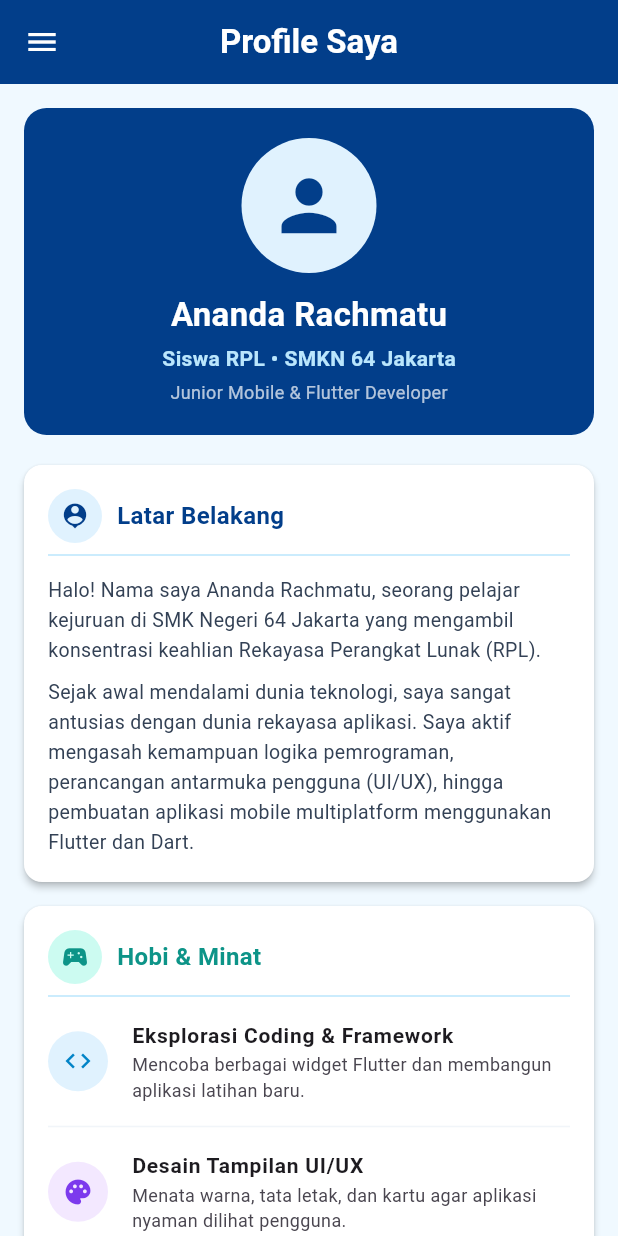
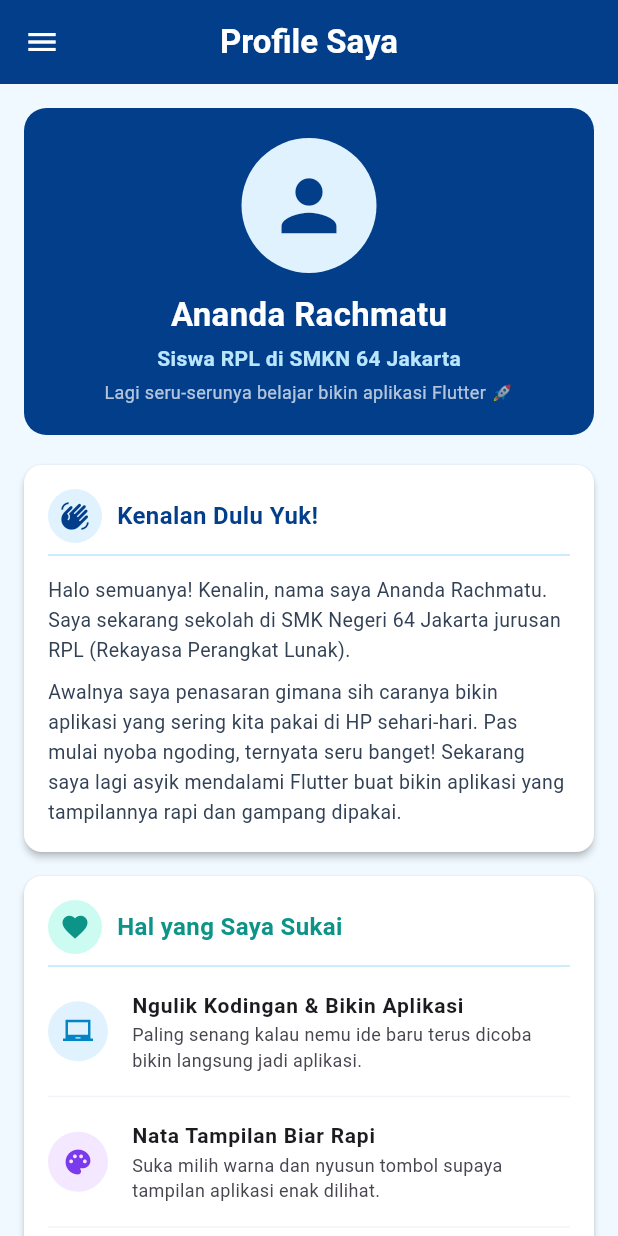
Before and after one commit to ananda101608/project-flutter, a Flutter app: the ProfilePage screen opened by its route, on a phone screen of 412 x 824 dp. Run offline on Flutter 3.47's test engine with Material 3 defaults, Android fonts, the light colour scheme and no system bars; our stand-ins replace font_awesome_flutter.

Commit message:
Update profile text to be casual, friendly, and non-technical

```diff
--- a/portonanda/lib/pages/profile.dart
+++ b/portonanda/lib/pages/profile.dart
@@ -157,7 +157,7 @@ class ProfilePage extends StatelessWidget {
                   ),
                   SizedBox(height: 4),
                   Text(
-                    "Siswa RPL • SMKN 64 Jakarta",
+                    "Siswa RPL di SMKN 64 Jakarta",
                     style: TextStyle(
                       fontSize: 14,
                       color: Color(0xFFBAE6FD),
@@ -166,7 +166,7 @@ class ProfilePage extends StatelessWidget {
                   ),
                   SizedBox(height: 4),
                   Text(
-                    "Junior Mobile & Flutter Developer",
+                    "Lagi seru-serunya belajar bikin aplikasi Flutter 🚀",
                     style: TextStyle(
                       fontSize: 12,
                       color: Colors.white70,
@@ -176,7 +176,7 @@ class ProfilePage extends StatelessWidget {
               ),
             ),
 
-            // Card 1: Latar Belakang (Tentang Saya)
+            // Card 1: Tentang Saya (Bahasa Santai)
             Card(
               elevation: 2,
               margin: const EdgeInsets.only(bottom: 16),
@@ -195,14 +195,14 @@ class ProfilePage extends StatelessWidget {
                           radius: 18,
                           backgroundColor: Color(0xFFE0F2FE),
                           child: Icon(
-                            Icons.person_pin,
+                            Icons.waving_hand,
                             color: Color(0xFF023E8A),
                             size: 20,
                           ),
                         ),
                         SizedBox(width: 10),
                         Text(
-                          "Latar Belakang",
+                          "Kenalan Dulu Yuk!",
                           style: TextStyle(
                             fontSize: 16,
                             fontWeight: FontWeight.bold,
@@ -214,7 +214,7 @@ class ProfilePage extends StatelessWidget {
                     Divider(color: Color(0xFFBAE6FD)),
                     SizedBox(height: 6),
                     Text(
-                      "Halo! Nama saya Ananda Rachmatu, seorang pelajar kejuruan di SMK Negeri 64 Jakarta yang mengambil konsentrasi keahlian Rekayasa Perangkat Lunak (RPL).",
+                      "Halo semuanya! Kenalin, nama saya Ananda Rachmatu. Saya sekarang sekolah di SMK Negeri 64 Jakarta jurusan RPL (Rekayasa Perangkat Lunak).",
                       style: TextStyle(
                         fontSize: 13,
                         color: Color(0xFF334155),
@@ -223,7 +223,7 @@ class ProfilePage extends StatelessWidget {
                     ),
                     SizedBox(height: 8),
                     Text(
-                      "Sejak awal mendalami dunia teknologi, saya sangat antusias dengan dunia rekayasa aplikasi. Saya aktif mengasah kemampuan logika pemrograman, perancangan antarmuka pengguna (UI/UX), hingga pembuatan aplikasi mobile multiplatform menggunakan Flutter dan Dart.",
+                      "Awalnya saya penasaran gimana sih caranya bikin aplikasi yang sering kita pakai di HP sehari-hari. Pas mulai nyoba ngoding, ternyata seru banget! Sekarang saya lagi asyik mendalami Flutter buat bikin aplikasi yang tampilannya rapi dan gampang dipakai.",
                       style: TextStyle(
                         fontSize: 13,
                         color: Color(0xFF334155),
@@ -235,7 +235,7 @@ class ProfilePage extends StatelessWidget {
               ),
             ),
 
-            // Card 2: Hobi & Minat
+            // Card 2: Hobi & Hal yang Disukai
             Card(
               elevation: 2,
               margin: const EdgeInsets.only(bottom: 16),
@@ -254,14 +254,14 @@ class ProfilePage extends StatelessWidget {
                           radius: 18,
                           backgroundColor: Color(0xFFCCFBF1),
                           child: Icon(
-                            Icons.sports_esports,
+                            Icons.favorite,
                             color: Color(0xFF0D9488),
                             size: 20,
                           ),
                         ),
                         SizedBox(width: 10),
                         Text(
-                          "Hobi & Minat",
+                          "Hal yang Saya Sukai",
                           style: TextStyle(
                             fontSize: 16,
                             fontWeight: FontWeight.bold,
@@ -276,20 +276,20 @@ class ProfilePage extends StatelessWidget {
                       leading: CircleAvatar(
                         backgroundColor: Color(0xFFE0F2FE),
                         child: Icon(
-                          Icons.code,
+                          Icons.laptop_chromebook,
                           color: Color(0xFF0284C7),
                           size: 20,
                         ),
                       ),
                       title: Text(
-                        "Eksplorasi Coding & Framework",
+                        "Ngulik Kodingan & Bikin Aplikasi",
                         style: TextStyle(
                           fontWeight: FontWeight.bold,
                           fontSize: 14,
                         ),
                       ),
                       subtitle: Text(
-                        "Mencoba berbagai widget Flutter dan membangun aplikasi latihan baru.",
+                        "Paling senang kalau nemu ide baru terus dicoba bikin langsung jadi aplikasi.",
                         style: TextStyle(fontSize: 12),
                       ),
                     ),
@@ -305,14 +305,14 @@ class ProfilePage extends StatelessWidget {
                         ),
                       ),
                       title: Text(
-                        "Desain Tampilan UI/UX",
+                        "Nata Tampilan Biar Rapi",
                         style: TextStyle(
                           fontWeight: FontWeight.bold,
                           fontSize: 14,
                         ),
                       ),
                       subtitle: Text(
-                        "Menata warna, tata letak, dan kartu agar aplikasi nyaman dilihat pengguna.",
+                        "Suka milih warna dan nyusun tombol supaya tampilan aplikasi enak dilihat.",
                         style: TextStyle(fontSize: 12),
                       ),
                     ),
@@ -328,14 +328,14 @@ class ProfilePage extends StatelessWidget {
                         ),
                       ),
                       title: Text(
-                        "Petualangan & Olahraga",
+                        "Jalan-jalan & Suasana Laut",
                         style: TextStyle(
                           fontWeight: FontWeight.bold,
                           fontSize: 14,
                         ),
                       ),
                       subtitle: Text(
-                        "Menyukai aktivitas outdoor dan tema laut yang menginspirasi karya aplikasi saya.",
+                        "Suka cari angin segar di luar buat refreshing, salah satunya terinspirasi bikin tema diving di project saya!",
                         style: TextStyle(fontSize: 12),
                       ),
                     ),
@@ -344,7 +344,7 @@ class ProfilePage extends StatelessWidget {
               ),
             ),
 
-            // Card 3: Cita-cita & Harapan
+            // Card 3: Cita-cita Saya
             Card(
               elevation: 2,
               margin: const EdgeInsets.only(bottom: 16),
@@ -363,14 +363,14 @@ class ProfilePage extends StatelessWidget {
                           radius: 18,
                           backgroundColor: Color(0xFFFFEDD5),
                           child: Icon(
-                            Icons.flag,
+                            Icons.rocket_launch,
                             color: Color(0xFFEA580C),
                             size: 20,
                           ),
                         ),
                         SizedBox(width: 10),
                         Text(
-                          "Cita-cita & Tujuan",
+                          "Cita-cita Saya",
                           style: TextStyle(
                             fontSize: 16,
                             fontWeight: FontWeight.bold,
@@ -382,7 +382,7 @@ class ProfilePage extends StatelessWidget {
                     Divider(color: Color(0xFFBAE6FD)),
                     SizedBox(height: 6),
                     Text(
-                      "Cita-cita saya adalah menjadi seorang Mobile Application Developer / Software Engineer profesional yang mampu membangun produk digital berkualitas tinggi serta bermanfaat bagi masyarakat luas.",
+                      "Cita-cita saya pengen jadi Mobile App Developer yang jago. Harapannya nanti bisa bikin aplikasi yang beneran berguna dan bisa ngebantu mempermudah aktivitas banyak orang.",
                       style: TextStyle(
                         fontSize: 13,
                         color: Color(0xFF334155),
@@ -391,7 +391,7 @@ class ProfilePage extends StatelessWidget {
                     ),
                     SizedBox(height: 8),
                     Text(
-                      "Saya berkomitmen untuk terus konsisten belajar, meningkatkan penguasaan arsitektur kode, serta siap berkontribusi secara profesional di industri teknologi digital.",
+                      "Mumpung masih di bangku SMK, saya mau terus nikmati proses belajarnya dan perbanyak karya project!",
                       style: TextStyle(
                         fontSize: 13,
                         color: Color(0xFF334155),
@@ -403,7 +403,7 @@ class ProfilePage extends StatelessWidget {
               ),
             ),
 
-            // Card 4: Ringkasan Biodata Diri
+            // Card 4: Sekilas Info Diri
             Card(
               elevation: 2,
               color: Colors.white,
@@ -420,13 +420,13 @@ class ProfilePage extends StatelessWidget {
                         color: Color(0xFF023E8A),
                       ),
                       title: Text(
-                        "Pendidikan",
+                        "Sekolah",
                         style: TextStyle(
                           fontWeight: FontWeight.bold,
                           fontSize: 14,
                         ),
                       ),
-                      subtitle: Text("SMK Negeri 64 Jakarta (RPL)"),
+                      subtitle: Text("SMKN 64 Jakarta (Jurusan RPL)"),
                     ),
                     Divider(color: Color(0xFFBAE6FD)),
                     ListTile(
@@ -435,7 +435,7 @@ class ProfilePage extends StatelessWidget {
                         color: Color(0xFF023E8A),
                       ),
                       title: Text(
-                        "Domisili",
+                        "Asal",
                         style: TextStyle(
                           fontWeight: FontWeight.bold,
                           fontSize: 14,
@@ -450,13 +450,13 @@ class ProfilePage extends StatelessWidget {
                         color: Color(0xFF023E8A),
                       ),
                       title: Text(
-                        "Fokus Utama",
+                        "Lagi Fokus Belajar",
                         style: TextStyle(
                           fontWeight: FontWeight.bold,
                           fontSize: 14,
                         ),
                       ),
-                      subtitle: Text("Flutter & Mobile Application Development"),
+                      subtitle: Text("Bikin Aplikasi HP pakai Flutter"),
                     ),
                   ],
                 ),
```
